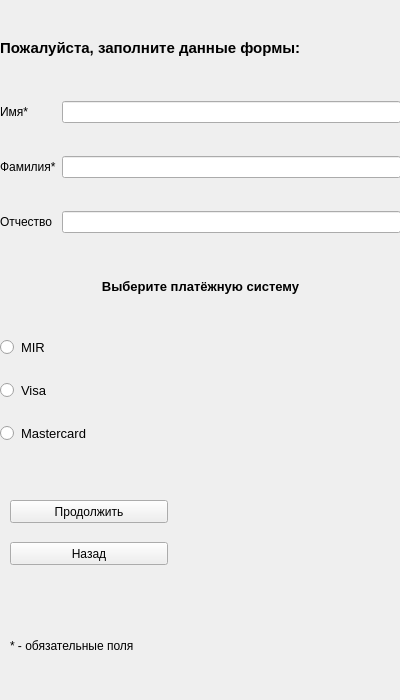
First picture: the form in ui/generating_card.ui, repository koluiree/Bank_System, before the edit.
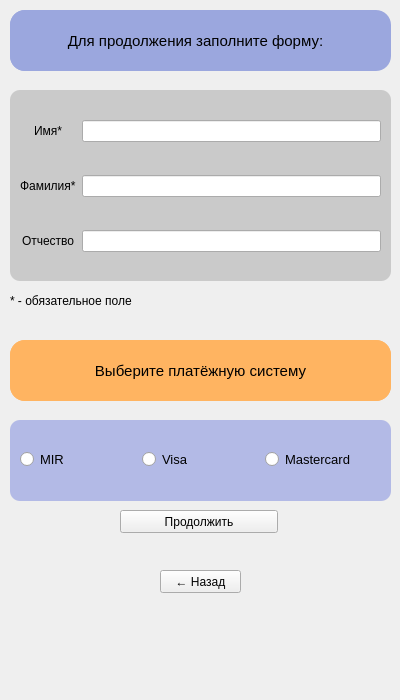
Second picture: the form after the edit. Icons and pictures are not drawn.

The edit to the form file:
```diff
--- a/ui/generating_card.ui
+++ b/ui/generating_card.ui
@@ -40,9 +40,9 @@
     <property name="geometry">
      <rect>
       <x>10</x>
-      <y>630</y>
+      <y>290</y>
       <width>171</width>
-      <height>31</height>
+      <height>21</height>
      </rect>
     </property>
     <property name="font">
@@ -52,15 +52,15 @@
      </font>
     </property>
     <property name="text">
-     <string>* - обязательные поля</string>
+     <string>* - обязательное поле</string>
     </property>
    </widget>
    <widget class="QLabel" name="error_label">
     <property name="geometry">
      <rect>
-      <x>20</x>
-      <y>571</y>
-      <width>371</width>
+      <x>10</x>
+      <y>540</y>
+      <width>381</width>
       <height>20</height>
      </rect>
     </property>
@@ -72,15 +72,23 @@
       <bold>true</bold>
      </font>
     </property>
+    <property name="styleSheet">
+     <string notr="true">QLabel {
+color: red
+}</string>
+    </property>
     <property name="text">
      <string/>
     </property>
+    <property name="alignment">
+     <set>Qt::AlignCenter</set>
+    </property>
    </widget>
    <widget class="QPushButton" name="create_button">
     <property name="geometry">
      <rect>
-      <x>10</x>
-      <y>500</y>
+      <x>120</x>
+      <y>510</y>
       <width>158</width>
       <height>23</height>
      </rect>
@@ -98,9 +106,9 @@
    <widget class="QPushButton" name="previous_window_button">
     <property name="geometry">
      <rect>
-      <x>10</x>
-      <y>542</y>
-      <width>158</width>
+      <x>160</x>
+      <y>570</y>
+      <width>81</width>
       <height>23</height>
      </rect>
     </property>
@@ -111,36 +119,90 @@
      </font>
     </property>
     <property name="text">
-     <string>Назад</string>
+     <string>← Назад</string>
     </property>
    </widget>
-   <widget class="QWidget" name="verticalLayoutWidget">
+   <widget class="QFrame" name="frame_3">
     <property name="geometry">
      <rect>
-      <x>0</x>
-      <y>0</y>
-      <width>401</width>
-      <height>441</height>
+      <x>10</x>
+      <y>10</y>
+      <width>381</width>
+      <height>61</height>
      </rect>
     </property>
-    <layout class="QVBoxLayout" name="verticalLayout">
-     <item>
+    <property name="styleSheet">
+     <string notr="true">QFrame {background-color: #9ba7de;
+border-radius: 15px}</string>
+    </property>
+    <property name="frameShape">
+     <enum>QFrame::StyledPanel</enum>
+    </property>
+    <property name="frameShadow">
+     <enum>QFrame::Raised</enum>
+    </property>
       <widget class="QLabel" name="label">
+     <property name="geometry">
+      <rect>
+       <x>0</x>
+       <y>0</y>
+       <width>371</width>
+       <height>61</height>
+      </rect>
+     </property>
        <property name="font">
         <font>
          <family>Arial</family>
          <pointsize>11</pointsize>
-         <weight>75</weight>
-         <bold>true</bold>
+       <weight>50</weight>
+       <bold>false</bold>
         </font>
        </property>
        <property name="text">
-        <string>Пожалуйста, заполните данные формы:</string>
-       </property>
-      </widget>
-     </item>
-     <item>
+      <string>Для продолжения заполните форму:</string>
+     </property>
+     <property name="alignment">
+      <set>Qt::AlignCenter</set>
+     </property>
+    </widget>
+   </widget>
+   <widget class="QFrame" name="frame">
+    <property name="geometry">
+     <rect>
+      <x>10</x>
+      <y>90</y>
+      <width>381</width>
+      <height>191</height>
+     </rect>
+    </property>
+    <property name="styleSheet">
+     <string notr="true">QFrame {
+background-color: #cacaca;
+border-radius: 10px
+}</string>
+    </property>
+    <property name="frameShape">
+     <enum>QFrame::StyledPanel</enum>
+    </property>
+    <property name="frameShadow">
+     <enum>QFrame::Raised</enum>
+    </property>
+    <widget class="QWidget" name="layoutWidget">
+     <property name="geometry">
+      <rect>
+       <x>10</x>
+       <y>0</y>
+       <width>361</width>
+       <height>191</height>
+      </rect>
+     </property>
       <layout class="QFormLayout" name="formLayout_2">
+      <property name="labelAlignment">
+       <set>Qt::AlignCenter</set>
+      </property>
+      <property name="formAlignment">
+       <set>Qt::AlignLeading|Qt::AlignLeft|Qt::AlignVCenter</set>
+      </property>
        <property name="verticalSpacing">
         <number>33</number>
        </property>
@@ -235,15 +297,43 @@
         </widget>
        </item>
       </layout>
-     </item>
-     <item>
+    </widget>
+   </widget>
+   <widget class="QFrame" name="frame_4">
+    <property name="geometry">
+     <rect>
+      <x>10</x>
+      <y>340</y>
+      <width>381</width>
+      <height>61</height>
+     </rect>
+    </property>
+    <property name="styleSheet">
+     <string notr="true">QFrame {background-color:#ffb461;
+border-radius: 15px;
+}</string>
+    </property>
+    <property name="frameShape">
+     <enum>QFrame::StyledPanel</enum>
+    </property>
+    <property name="frameShadow">
+     <enum>QFrame::Raised</enum>
+    </property>
       <widget class="QLabel" name="pay_system_label">
+     <property name="geometry">
+      <rect>
+       <x>0</x>
+       <y>0</y>
+       <width>381</width>
+       <height>61</height>
+      </rect>
+     </property>
        <property name="font">
         <font>
          <family>Arial</family>
-         <pointsize>10</pointsize>
-         <weight>75</weight>
-         <bold>true</bold>
+       <pointsize>11</pointsize>
+       <weight>50</weight>
+       <bold>false</bold>
         </font>
        </property>
        <property name="text">
@@ -253,51 +343,40 @@
         <set>Qt::AlignCenter</set>
        </property>
       </widget>
-     </item>
+   </widget>
+   <widget class="QFrame" name="frame_2">
+    <property name="geometry">
+     <rect>
+      <x>10</x>
+      <y>420</y>
+      <width>381</width>
+      <height>81</height>
+     </rect>
+    </property>
+    <property name="styleSheet">
+     <string notr="true">QFrame {
+background-color: #b3bae6;
+border-radius: 10px
+}</string>
+    </property>
+    <property name="frameShape">
+     <enum>QFrame::StyledPanel</enum>
+    </property>
+    <property name="frameShadow">
+     <enum>QFrame::Raised</enum>
+    </property>
+    <widget class="QWidget" name="horizontalLayoutWidget">
+     <property name="geometry">
+      <rect>
+       <x>10</x>
+       <y>0</y>
+       <width>361</width>
+       <height>80</height>
+      </rect>
+     </property>
+     <layout class="QHBoxLayout" name="horizontalLayout">
      <item>
-      <layout class="QFormLayout" name="formLayout">
-       <property name="sizeConstraint">
-        <enum>QLayout::SetDefaultConstraint</enum>
-       </property>
-       <property name="fieldGrowthPolicy">
-        <enum>QFormLayout::AllNonFixedFieldsGrow</enum>
-       </property>
-       <property name="rowWrapPolicy">
-        <enum>QFormLayout::DontWrapRows</enum>
-       </property>
-       <property name="labelAlignment">
-        <set>Qt::AlignLeading|Qt::AlignLeft|Qt::AlignVCenter</set>
-       </property>
-       <property name="formAlignment">
-        <set>Qt::AlignLeading|Qt::AlignLeft|Qt::AlignTop</set>
-       </property>
-       <property name="horizontalSpacing">
-        <number>7</number>
-       </property>
-       <property name="verticalSpacing">
-        <number>28</number>
-       </property>
-       <property name="leftMargin">
-        <number>0</number>
-       </property>
-       <item row="0" column="0">
         <widget class="QRadioButton" name="mir">
-         <property name="layoutDirection">
-          <enum>Qt::LeftToRight</enum>
-         </property>
-         <property name="autoFillBackground">
-          <bool>false</bool>
-         </property>
-         <property name="text">
-          <string/>
-         </property>
-         <attribute name="buttonGroup">
-          <string notr="true">pay_system_button_group</string>
-         </attribute>
-        </widget>
-       </item>
-       <item row="0" column="1">
-        <widget class="QLabel" name="label_2">
          <property name="font">
           <font>
            <pointsize>10</pointsize>
@@ -309,23 +388,13 @@
          <property name="text">
           <string>MIR</string>
          </property>
-        </widget>
-       </item>
-       <item row="1" column="0">
+        <attribute name="buttonGroup">
+         <string notr="true">pay_system_button_group</string>
+        </attribute>
+       </widget>
+      </item>
+      <item>
         <widget class="QRadioButton" name="visa">
-         <property name="autoFillBackground">
-          <bool>false</bool>
-         </property>
-         <property name="text">
-          <string/>
-         </property>
-         <attribute name="buttonGroup">
-          <string notr="true">pay_system_button_group</string>
-         </attribute>
-        </widget>
-       </item>
-       <item row="1" column="1">
-        <widget class="QLabel" name="label_3">
          <property name="font">
           <font>
            <pointsize>10</pointsize>
@@ -337,23 +406,13 @@
          <property name="text">
           <string>Visa</string>
          </property>
-        </widget>
-       </item>
-       <item row="2" column="0">
+        <attribute name="buttonGroup">
+         <string notr="true">pay_system_button_group</string>
+        </attribute>
+       </widget>
+      </item>
+      <item>
         <widget class="QRadioButton" name="mastercard">
-         <property name="autoFillBackground">
-          <bool>false</bool>
-         </property>
-         <property name="text">
-          <string/>
-         </property>
-         <attribute name="buttonGroup">
-          <string notr="true">pay_system_button_group</string>
-         </attribute>
-        </widget>
-       </item>
-       <item row="2" column="1">
-        <widget class="QLabel" name="label_4">
          <property name="font">
           <font>
            <pointsize>10</pointsize>
@@ -368,8 +427,7 @@
         </widget>
        </item>
       </layout>
-     </item>
-    </layout>
+    </widget>
    </widget>
   </widget>
   <widget class="QMenuBar" name="menubar">
```
Left out of the diff: 6 changed lines with no effect on the pictures. Lines whose indentation alone changed are shown as unchanged.
